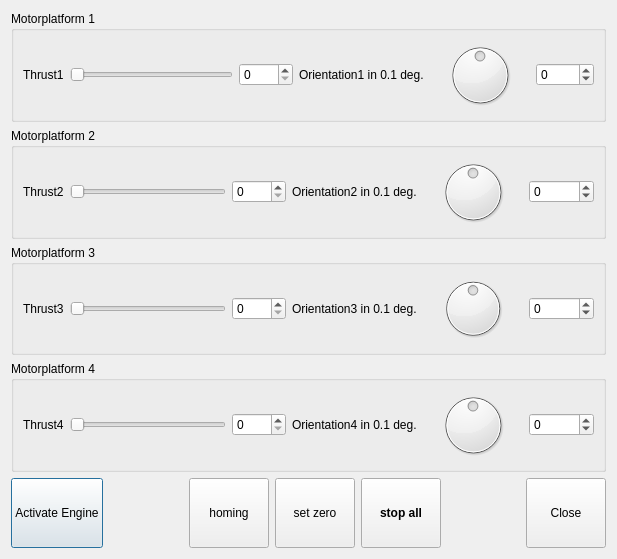
skye-git/qgroundcontrol-old, file src/ui/TestphaseWidget.ui: the form before one commit.
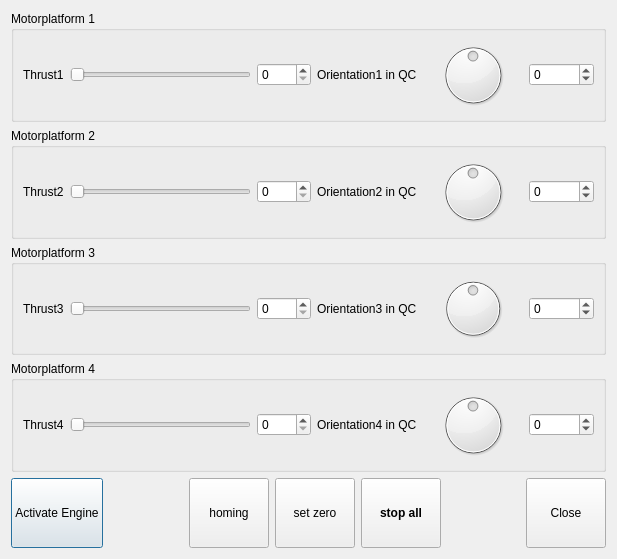
The form after the commit.

Commit message: Testphase Widget allows now +/-180deg in QC

```diff
--- a/src/ui/TestphaseWidget.ui
+++ b/src/ui/TestphaseWidget.ui
@@ -47,27 +47,27 @@
       <item>
        <widget class="QLabel" name="label_2">
         <property name="text">
-         <string>Orientation1 in 0.1 deg.</string>
+         <string>Orientation1 in QC</string>
         </property>
        </widget>
       </item>
       <item>
        <widget class="QDial" name="dialOrientation1">
         <property name="minimum">
-         <number>-1800</number>
+         <number>-86016</number>
         </property>
         <property name="maximum">
-         <number>1800</number>
+         <number>86016</number>
         </property>
        </widget>
       </item>
       <item>
        <widget class="QSpinBox" name="spinBoxOrientation1">
         <property name="minimum">
-         <number>-1800</number>
+         <number>-86016</number>
         </property>
         <property name="maximum">
-         <number>1800</number>
+         <number>86016</number>
         </property>
        </widget>
       </item>
@@ -107,7 +107,7 @@
       <item>
        <widget class="QLabel" name="label_4">
         <property name="text">
-         <string>Orientation2 in 0.1 deg.</string>
+         <string>Orientation2 in QC</string>
         </property>
        </widget>
       </item>
@@ -167,7 +167,7 @@
       <item>
        <widget class="QLabel" name="label_6">
         <property name="text">
-         <string>Orientation3 in 0.1 deg.</string>
+         <string>Orientation3 in QC</string>
         </property>
        </widget>
       </item>
@@ -227,7 +227,7 @@
       <item>
        <widget class="QLabel" name="label_8">
         <property name="text">
-         <string>Orientation4 in 0.1 deg.</string>
+         <string>Orientation4 in QC</string>
         </property>
        </widget>
       </item>
```
Left out of the diff: 42 changed lines with no effect on the pictures.
